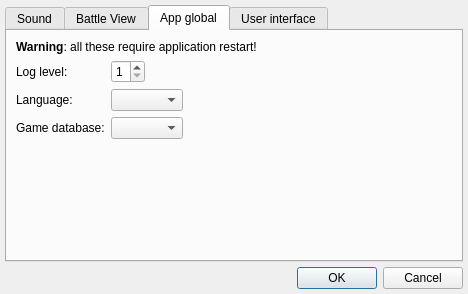
Before: the Qt Designer form src/Gui/Application/SettingsWidget.ui in mapron/FreeHeroes, drawn with Qt 5.
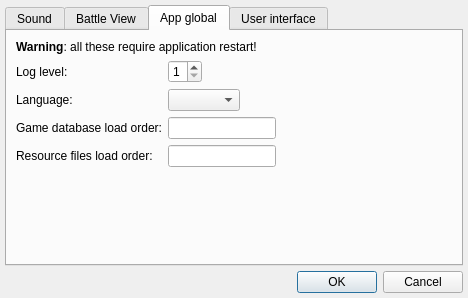
After: the same form once the commit is applied. The open tabs and pages were chosen to show the change.

Commit message: Simplify resource and database system. Get rid of resource index files in folders.

Patch:
```diff
--- a/src/Gui/Application/SettingsWidget.ui
+++ b/src/Gui/Application/SettingsWidget.ui
@@ -7,7 +7,7 @@
     <x>0</x>
     <y>0</y>
     <width>468</width>
-    <height>294</height>
+    <height>298</height>
    </rect>
   </property>
   <property name="windowTitle">
@@ -271,14 +271,11 @@
          <item row="2" column="0">
           <widget class="QLabel" name="label_13">
            <property name="text">
-            <string>Game database:</string>
+            <string>Game database load order:</string>
            </property>
           </widget>
          </item>
-         <item row="2" column="1">
-          <widget class="QComboBox" name="comboBoxDatabase"/>
-         </item>
-         <item row="3" column="0">
+         <item row="4" column="0">
           <spacer name="verticalSpacer">
            <property name="orientation">
             <enum>Qt::Vertical</enum>
@@ -291,6 +288,19 @@
            </property>
           </spacer>
          </item>
+         <item row="2" column="1">
+          <widget class="QLineEdit" name="gameDatabaseList"/>
+         </item>
+         <item row="3" column="0">
+          <widget class="QLabel" name="label_6">
+           <property name="text">
+            <string>Resource files load order:</string>
+           </property>
+          </widget>
+         </item>
+         <item row="3" column="1">
+          <widget class="QLineEdit" name="resourcesList"/>
+         </item>
         </layout>
        </item>
       </layout>
```
Left out of the diff: 2 changed lines with no effect on the pictures. The commit also changes 91 other files.
